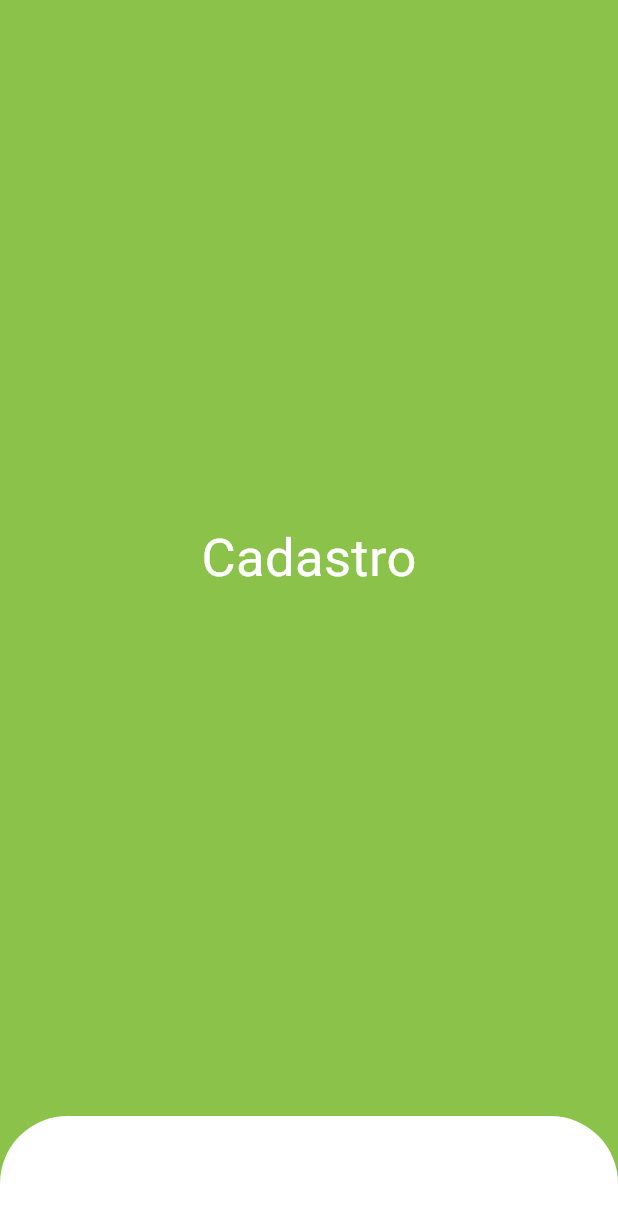
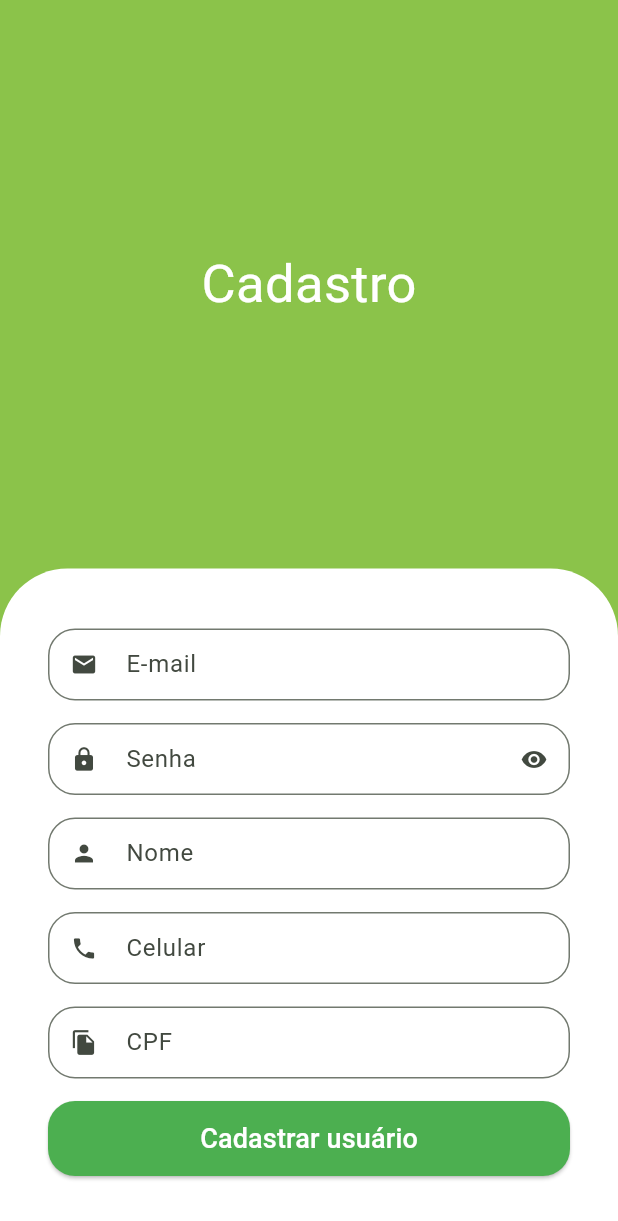
Before and after one commit to LMThomaz/greengrocer, a Flutter app: the SignUpScreen screen opened directly, on a phone screen of 412 x 824 dp. Shown: the top 1221 px of the screen. Run offline on Flutter 3.47's test engine with Material 2 defaults, Android fonts, the phone set to English and light mode, and no system bars; our stand-ins replace animated_text_kit.

Commit message:
add form fields and button at screen SignUp

```diff
--- a/lib/src/auth/sign_up_screen.dart
+++ b/lib/src/auth/sign_up_screen.dart
@@ -1,4 +1,5 @@
 import 'package:flutter/material.dart';
+import 'package:greengrocer/src/auth/components/custom_text_field.dart';
 import 'package:greengrocer/src/config/custom_colors.dart';
 
 class SignUpScreen extends StatelessWidget {
@@ -6,9 +7,15 @@ class SignUpScreen extends StatelessWidget {
 
   @override
   Widget build(BuildContext context) {
+    final size = MediaQuery.of(context).size;
+
     return Scaffold(
       backgroundColor: CustomColors.customSwatchColor,
-      body: Column(
+      body: SingleChildScrollView(
+        child: SizedBox(
+          height: size.height,
+          width: size.width,
+          child: Column(
             children: [
               const Expanded(
                 child: Center(
@@ -32,8 +39,57 @@ class SignUpScreen extends StatelessWidget {
                   color: Colors.white,
                   borderRadius: BorderRadius.vertical(top: Radius.circular(45)),
                 ),
+                child: Column(
+                  crossAxisAlignment: CrossAxisAlignment.stretch,
+                  children: [
+                    const CustomTextField(
+                      icon: Icons.email,
+                      label: 'E-mail',
+                    ),
+                    const CustomTextField(
+                      icon: Icons.lock,
+                      label: 'Senha',
+                      isSecret: true,
+                    ),
+                    const CustomTextField(
+                      icon: Icons.person,
+                      label: 'Nome',
+                    ),
+                    const CustomTextField(
+                      icon: Icons.phone,
+                      label: 'Celular',
+                    ),
+                    const CustomTextField(
+                      icon: Icons.file_copy,
+                      label: 'CPF',
+                    ),
+
+                    // Button register
+                    SizedBox(
+                      height: 50,
+                      child: ElevatedButton(
+                        style: ElevatedButton.styleFrom(
+                          shape: RoundedRectangleBorder(
+                            borderRadius: BorderRadius.circular(18),
+                          ),
+                          backgroundColor: Colors.green,
+                        ),
+                        onPressed: () {},
+                        child: const Text(
+                          'Cadastrar usuário',
+                          style: TextStyle(
+                            fontSize: 18,
+                            color: Colors.white,
+                          ),
+                        ),
+                      ),
                     )
                   ],
+                ),
+              )
+            ],
+          ),
+        ),
       ),
     );
   }
```
Lines whose indentation alone changed are shown as unchanged.
